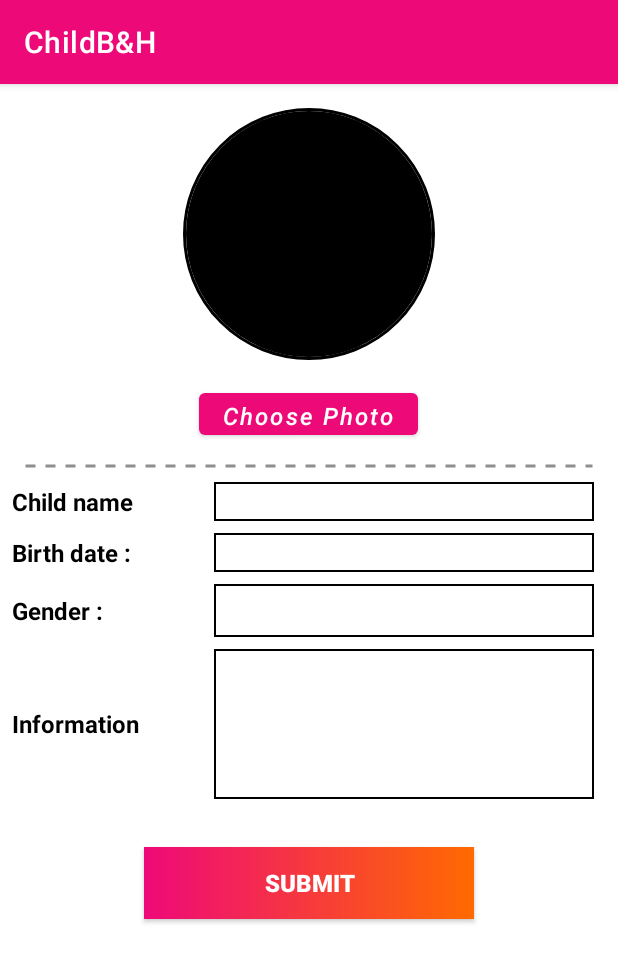
After one commit to nayelfares/ChildB-H, an Android app: the fragment AddChild shown on its own in the app's theme, on a phone screen of 412 x 824 dp. The commit adds this screen. Shown: the top 962 px of the screen. Run offline under Robolectric (Android 15) with nearby library versions, the light colour scheme and no system bars; our stand-ins replace CircleImageView; network calls fail.

Commit message:
add new child ui

```diff
--- a/app/build.gradle
+++ b/app/build.gradle
@@ -35,6 +35,7 @@ dependencies {
     implementation 'androidx.core:core-ktx:1.3.2'
     implementation 'androidx.appcompat:appcompat:1.2.0'
     implementation 'androidx.constraintlayout:constraintlayout:2.0.4'
+    implementation 'androidx.legacy:legacy-support-v4:1.0.0'
     testImplementation 'junit:junit:4.12'
     androidTestImplementation 'androidx.test.ext:junit:1.1.2'
     androidTestImplementation 'androidx.test.espresso:espresso-core:3.3.0'
--- /dev/null
+++ b/app/src/main/java/com/medical/childbh/parent/ui/AddChild.kt
@@ -0,0 +1,43 @@
+package com.medical.childbh.parent.ui
+
+import android.app.Dialog
+import android.os.Bundle
+import android.view.MotionEvent
+import android.view.View
+import android.view.View.OnTouchListener
+import android.view.Window
+import android.widget.DatePicker
+import androidx.appcompat.app.ActionBar
+import com.medical.childbh.BaseFragment
+import com.medical.childbh.R
+import com.medical.childbh.parent.vm.AddChildViewModel
+import kotlinx.android.synthetic.main.fragment_add_child.*
+
+
+class AddChild : BaseFragment(R.layout.fragment_add_child),AddChildView {
+ lateinit var addChildViewModel:AddChildViewModel
+
+    override fun onViewCreated(view: View, savedInstanceState: Bundle?) {
+        super.onViewCreated(view, savedInstanceState)
+        addChildViewModel = AddChildViewModel(requireContext(), this)
+        birthDate.setOnTouchListener(OnTouchListener { view, motionEvent ->
+            if (motionEvent.action == MotionEvent.ACTION_DOWN) {
+                val dialog = Dialog(requireContext(), R.style.Theme_Design_BottomSheetDialog)
+                dialog.requestWindowFeature(Window.FEATURE_NO_TITLE)
+                dialog.setCancelable(false)
+                dialog.setContentView(R.layout.pick_date)
+                dialog.findViewById<View>(R.id.datePickerCancel).setOnClickListener { v: View? -> dialog.dismiss() }
+                dialog.findViewById<View>(R.id.datePickerOk).setOnClickListener { v: View? ->
+                    val datePicker = dialog.findViewById<DatePicker>(R.id.datePicker)
+                    val pirthdateString = datePicker.year.toString() + "-" + (datePicker.month + 1) + "-" + datePicker.dayOfMonth
+                    birthDate.setText(pirthdateString)
+                    dialog.dismiss()
+                }
+                val window = dialog.window
+                window!!.setLayout(ActionBar.LayoutParams.MATCH_PARENT, ActionBar.LayoutParams.MATCH_PARENT)
+                dialog.show()
+            }
+            false
+        })
+    }
+}
--- /dev/null
+++ b/app/src/main/java/com/medical/childbh/parent/ui/AddChildView.kt
@@ -0,0 +1,4 @@
+package com.medical.childbh.parent.ui
+
+interface AddChildView {
+}
--- a/app/src/main/java/com/medical/childbh/parent/ui/ChildernFragment.kt
+++ b/app/src/main/java/com/medical/childbh/parent/ui/ChildernFragment.kt
@@ -4,10 +4,13 @@ import android.os.Bundle
 import android.view.View
 import com.medical.childbh.BaseFragment
 import com.medical.childbh.R
+import com.medical.childbh.parent.ParentActivity
 import com.medical.childbh.parent.model.Child
 import com.medical.childbh.parent.vm.ChildAdapter
 import com.medical.childbh.parent.vm.ChildrenViewModel
 import kotlinx.android.synthetic.main.activity_articals.*
+import kotlinx.android.synthetic.main.activity_articals.content
+import kotlinx.android.synthetic.main.fragment_children.*
 
 class ChildrenFragment : BaseFragment(R.layout.fragment_children),ChildrenView {
     lateinit var childrenViewModel: ChildrenViewModel
@@ -17,6 +20,9 @@ class ChildrenFragment : BaseFragment(R.layout.fragment_children),ChildrenView {
         childrenViewModel = ChildrenViewModel(requireContext(),this)
         loading()
         childrenViewModel.getChildren()
+        addChild.setOnClickListener {
+            (requireActivity() as ParentActivity).replaceFragment(AddChild())
+        }
     }
 
 
--- /dev/null
+++ b/app/src/main/java/com/medical/childbh/parent/vm/AddChildViewModel.kt
@@ -0,0 +1,7 @@
+package com.medical.childbh.parent.vm
+
+import android.content.Context
+import com.medical.childbh.parent.ui.AddChildView
+
+class AddChildViewModel(val context: Context,val addChildView: AddChildView) {
+}
--- /dev/null
+++ b/app/src/main/res/layout/fragment_add_child.xml
@@ -0,0 +1,178 @@
+<?xml version="1.0" encoding="utf-8"?>
+<ScrollView xmlns:tools="http://schemas.android.com/tools"
+    xmlns:android="http://schemas.android.com/apk/res/android"
+    android:layout_width="match_parent"
+    android:layout_height="match_parent"
+    xmlns:app="http://schemas.android.com/apk/res-auto"
+    android:clickable="true"
+    android:focusable="true"
+    android:orientation="vertical"
+    android:background="@color/white">
+    <LinearLayout xmlns:android="http://schemas.android.com/apk/res/android"
+        android:layout_width="match_parent"
+        android:layout_height="wrap_content"
+        android:orientation="vertical">
+        <RelativeLayout
+            android:layout_width="200dp"
+            android:layout_gravity="center"
+            android:layout_height="200dp">
+            <de.hdodenhof.circleimageview.CircleImageView
+                android:layout_width="match_parent"
+                android:layout_height="match_parent"
+                android:layout_marginTop="16dp"
+                android:layout_marginBottom="16dp"
+                app:civ_border_color="@color/black"
+                android:src="@color/black"
+                android:layout_centerInParent="true"
+                app:civ_border_width="2dp"
+                android:id="@+id/trainerProfilePhoto"/>
+        </RelativeLayout>
+        <Button
+            android:layout_width="wrap_content"
+            android:layout_height="40dp"
+            android:text="@string/choose_photo"
+            android:layout_gravity="center"
+            android:textStyle="italic"
+            android:textAllCaps="false"
+            android:textColor="@color/white"
+            android:textSize="16sp"
+            android:id="@+id/choosePhoto"/>
+        <ImageView
+            android:layout_width="match_parent"
+            android:layout_height="5dp"
+            android:src="@drawable/dotted"
+            android:layout_marginStart="16dp"
+            android:layout_marginTop="12dp"
+            android:layout_marginEnd="16dp"
+            android:layerType="software" />
+        <LinearLayout
+            android:layout_width="match_parent"
+            android:layout_height="wrap_content"
+            android:layout_marginTop="8dp"
+            android:orientation="horizontal">
+            <TextView
+                android:layout_width="0dp"
+                android:layout_height="match_parent"
+                android:layout_weight="1.5"
+                android:text="@string/child_name"
+                android:textSize="16sp"
+                android:textColor="@color/black"
+                android:layout_marginStart="8dp"
+                android:gravity="start|center"
+                android:textStyle="bold"/>
+            <EditText
+                android:layout_width="0dp"
+                android:layout_height="wrap_content"
+                android:layout_weight="3"
+                android:layout_marginEnd="16dp"
+                android:textColor="@color/black"
+                android:id="@+id/name"
+                android:background="@drawable/ic_edittext_border"
+                android:textSize="16sp"
+                android:layout_marginStart="8dp"
+                android:gravity="start"
+                android:textStyle="normal"/>
+        </LinearLayout>
+        <LinearLayout
+            android:layout_width="match_parent"
+            android:layout_height="wrap_content"
+            android:layout_marginTop="8dp"
+            android:orientation="horizontal">
+            <TextView
+                android:layout_width="0dp"
+                android:layout_height="match_parent"
+                android:layout_weight="1.5"
+                android:text="@string/birth_date"
+                android:textSize="16sp"
+                android:textColor="@color/black"
+                android:layout_marginStart="8dp"
+                android:gravity="start|center"
+                android:textStyle="bold"/>
+            <EditText
+                android:layout_width="0dp"
+                android:layout_height="wrap_content"
+                android:layout_weight="3"
+                android:textColor="@color/black"
+                android:layout_marginEnd="16dp"
+                android:id="@+id/birthDate"
+                android:background="@drawable/ic_edittext_border"
+                android:textSize="16sp"
+                android:layout_marginStart="8dp"
+                android:gravity="start"
+                android:textStyle="normal"/>
+        </LinearLayout>
+        <LinearLayout
+            android:layout_width="match_parent"
+            android:layout_height="wrap_content"
+            android:layout_marginTop="8dp"
+            android:orientation="horizontal">
+            <TextView
+                android:layout_width="0dp"
+                android:layout_height="match_parent"
+                android:layout_weight="1.5"
+                android:text="@string/gender"
+                android:textSize="16sp"
+                android:textColor="@color/black"
+                android:layout_marginStart="8dp"
+                android:gravity="start|center"
+                android:textStyle="bold"/>
+            <Spinner
+                android:layout_width="0dp"
+                android:layout_height="35dp"
+                android:layout_weight="3"
+                android:textColor="@color/black"
+                android:id="@+id/gender"
+                android:layout_marginEnd="16dp"
+                android:background="@drawable/ic_edittext_border"
+                android:textSize="16sp"
+                android:layout_marginStart="8dp"
+                android:gravity="start"
+                android:textStyle="normal"/>
+        </LinearLayout>
+        <LinearLayout
+            android:layout_width="match_parent"
+            android:layout_height="wrap_content"
+            android:layout_marginTop="8dp"
+            android:orientation="horizontal">
+            <TextView
+                android:layout_width="0dp"
+                android:layout_height="match_parent"
+                android:layout_weight="1.5"
+                android:text="@string/information"
+                android:textSize="16sp"
+                android:textColor="@color/black"
+                android:layout_marginStart="8dp"
+                android:gravity="start|center"
+                android:textStyle="bold"/>
+            <EditText
+                android:layout_width="0dp"
+                android:layout_height="100dp"
+                android:layout_weight="3"
+                android:textColor="@color/black"
+                android:background="@drawable/ic_edittext_border"
+                android:id="@+id/information"
+                android:textSize="16sp"
+                android:layout_marginEnd="16dp"
+                android:layout_marginStart="8dp"
+                android:gravity="start"
+                android:textStyle="normal"/>
+        </LinearLayout>
+
+
+        <androidx.appcompat.widget.AppCompatButton
+            android:layout_width="match_parent"
+            android:layout_height="wrap_content"
+            android:background="@drawable/button_gradient"
+            android:text="@string/submit"
+            android:id="@+id/submit"
+            android:textSize="16sp"
+            android:gravity="center"
+            android:textColor="@color/white"
+            android:textStyle="bold"
+            android:layout_marginEnd="96dp"
+            android:layout_marginStart="96dp"
+            android:layout_marginTop="32dp"
+            android:layout_marginBottom="32dp"
+            />
+    </LinearLayout>
+</ScrollView>
--- a/app/src/main/res/layout/fragment_children.xml
+++ b/app/src/main/res/layout/fragment_children.xml
@@ -9,6 +9,7 @@
         android:layout_width="match_parent"
         android:layout_height="40dp"
         android:textAllCaps="false"
+        android:id="@+id/addChild"
         android:background="@drawable/button_gradient"
         android:text="@string/add_new_child"
         android:drawable="@drawable/add"/>
--- /dev/null
+++ b/app/src/main/res/layout/pick_date.xml
@@ -0,0 +1,52 @@
+<?xml version="1.0" encoding="utf-8"?>
+<RelativeLayout xmlns:android="http://schemas.android.com/apk/res/android"
+    xmlns:app="http://schemas.android.com/apk/res-auto"
+    android:id="@+id/viewComment"
+    android:layout_width="match_parent"
+    android:layout_height="match_parent"
+    android:background="@android:color/transparent"
+    android:orientation="vertical">
+
+
+
+    <DatePicker
+        android:id="@+id/datePicker"
+        android:layout_width="300dp"
+        android:layout_height="wrap_content"
+        android:background="@drawable/button_gradient"
+        android:layout_centerInParent="true"
+        android:headerBackground="@drawable/button_gradient"
+        android:calendarTextColor="@android:color/white"
+        android:layout_gravity="center" >
+        <LinearLayout
+            android:layout_width="match_parent"
+            android:layout_height="40dp"
+            android:orientation="horizontal"
+            android:layout_gravity="bottom"
+            >
+            <Button
+                android:layout_width="0dp"
+                android:layout_height="match_parent"
+                android:layout_weight="1"
+                android:id="@+id/datePickerCancel"
+                android:background="@drawable/button_gradient"
+                android:textColor="@android:color/white"
+                android:text="@string/cancel"
+                android:textAllCaps="false"
+                android:textStyle="bold"/>
+            <Button
+                android:layout_width="0dp"
+                android:layout_height="match_parent"
+                android:layout_weight="1"
+                android:textColor="@android:color/white"
+                android:id="@+id/datePickerOk"
+                android:background="@drawable/button_gradient"
+                android:text="@string/ok"
+                android:textAllCaps="false"
+                android:textStyle="bold"/>
+        </LinearLayout>
+    </DatePicker>
+
+
+
+</RelativeLayout>
--- a/app/src/main/res/values/strings.xml
+++ b/app/src/main/res/values/strings.xml
@@ -70,4 +70,8 @@
     <string name="view_report">View Report</string>
     <string name="add_consultant">Add consultant</string>
     <string name="add_new_child">Add new child</string>
+    <!-- TODO: Remove or change this placeholder text -->
+    <string name="hello_blank_fragment">Hello blank fragment</string>
+    <string name="choose_photo">Choose Photo</string>
+    <string name="information">Information</string>
 </resources>
```
